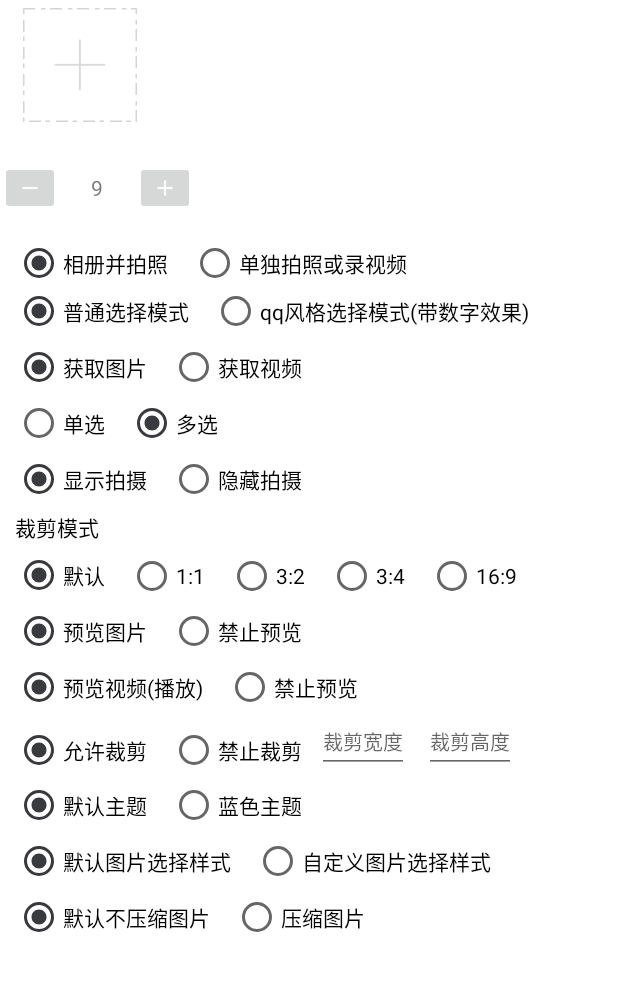
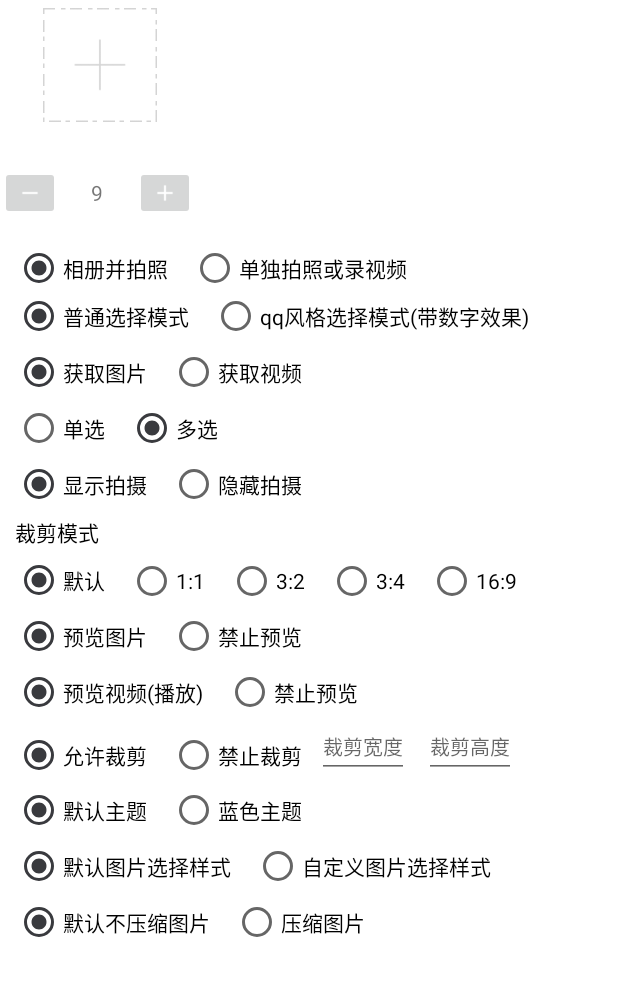
Before and after one commit to Jay-Goo/PictureSelector, an Android app: the screen it shows after launch (MainActivity), on a phone screen of 412 x 824 dp, the part 72-1068 px from its top. Run offline under Robolectric (Android 15) with nearby library versions, the phone set to English and light mode, and no system bars; pictures from the network do not load.

Commit message:
修改GridImageAdapter item布局，增加外部资源接口，方便定制

```diff
--- a/app/src/main/java/com/luck/pictureselector/MainActivity.java
+++ b/app/src/main/java/com/luck/pictureselector/MainActivity.java
@@ -3,6 +3,7 @@ package com.luck.pictureselector;
 import android.app.Activity;
 import android.content.Context;
 import android.content.ContextWrapper;
+import android.graphics.Rect;
 import android.os.Bundle;
 import android.support.v4.content.ContextCompat;
 import android.support.v7.widget.GridLayoutManager;
@@ -106,6 +107,8 @@ public class MainActivity extends Activity implements RadioGroup.OnCheckedChange
         tv_select_num = (TextView) findViewById(R.id.tv_select_num);
         FullyGridLayoutManager manager = new FullyGridLayoutManager(MainActivity.this, 4, GridLayoutManager.VERTICAL, false);
         recyclerView.setLayoutManager(manager);
+        //设置item间距
+        recyclerView.addItemDecoration(new SpaceItemDecoration(20));
         adapter = new GridImageAdapter(MainActivity.this, onAddPicClickListener);
         adapter.setList(selectMedia);
         adapter.setSelectMax(maxSelectNum);
@@ -330,6 +333,8 @@ public class MainActivity extends Activity implements RadioGroup.OnCheckedChange
                 adapter.notifyDataSetChanged();
             }
         }
+
+
     };
 
 
--- /dev/null
+++ b/app/src/main/java/com/luck/pictureselector/SpaceItemDecoration.java
@@ -0,0 +1,31 @@
+package com.luck.pictureselector;
+
+import android.graphics.Rect;
+import android.support.v7.widget.RecyclerView;
+import android.view.View;
+
+/**
+ * ================================================
+ * 作    者：JayGoo
+ * 版    本：
+ * 创建日期：2017/6/6
+ * 描    述: 设置RecycleView item间距
+ * ================================================
+ */
+public class SpaceItemDecoration extends RecyclerView.ItemDecoration {
+
+    private int space;
+
+    public SpaceItemDecoration(int space) {
+        this.space = space;
+    }
+
+    @Override
+    public void getItemOffsets(Rect outRect, View view, RecyclerView parent, RecyclerView.State state) {
+
+        outRect.left = space;
+        outRect.bottom = space;
+
+    }
+
+}
--- a/picture_library/src/main/java/com/luck/picture/lib/adapter/GridImageAdapter.java
+++ b/picture_library/src/main/java/com/luck/picture/lib/adapter/GridImageAdapter.java
@@ -33,6 +33,7 @@ public class GridImageAdapter extends
     private LayoutInflater mInflater;
     private List<LocalMedia> list = new ArrayList<>();
     private int selectMax = 9;
+    private int itemLayoutId = 0;
     /**
      * 点击添加图片跳转
      */
@@ -53,6 +54,10 @@ public class GridImageAdapter extends
 
     public void setList(List<LocalMedia> list) {
         this.list = list;
+    }
+
+    public void setItemLayoutIdResource(int id){
+        itemLayoutId = id;
     }
 
     public class ViewHolder extends RecyclerView.ViewHolder {
@@ -90,7 +95,7 @@ public class GridImageAdapter extends
      */
     @Override
     public ViewHolder onCreateViewHolder(ViewGroup viewGroup, int i) {
-        View view = mInflater.inflate(R.layout.gv_filter_image,
+        View view = mInflater.inflate(itemLayoutId == 0 ? R.layout.gv_filter_image : itemLayoutId,
                 viewGroup, false);
         final ViewHolder viewHolder = new ViewHolder(view);
         //itemView 的点击事件
--- a/picture_library/src/main/res/layout/gv_filter_image.xml
+++ b/picture_library/src/main/res/layout/gv_filter_image.xml
@@ -2,11 +2,6 @@
 <RelativeLayout xmlns:android="http://schemas.android.com/apk/res/android"
     android:layout_width="wrap_content"
     android:layout_height="wrap_content">
-
-    <RelativeLayout
-        android:layout_width="86dp"
-        android:layout_height="86dp"
-        android:layout_centerInParent="true">
 
         <ImageView
             android:id="@+id/fiv"
@@ -30,5 +25,5 @@
                 android:scaleType="center"
                 android:src="@drawable/btn_delete_pic" />
         </LinearLayout>
-    </RelativeLayout>
+
 </RelativeLayout>
```
